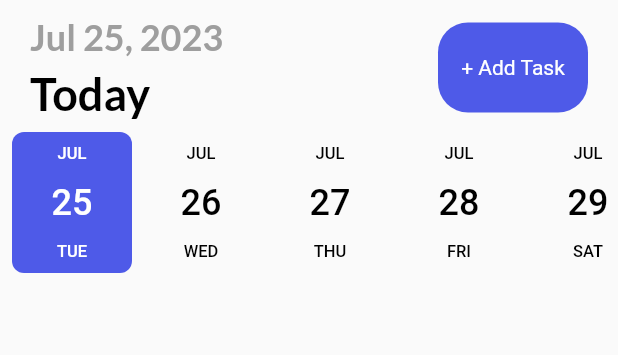
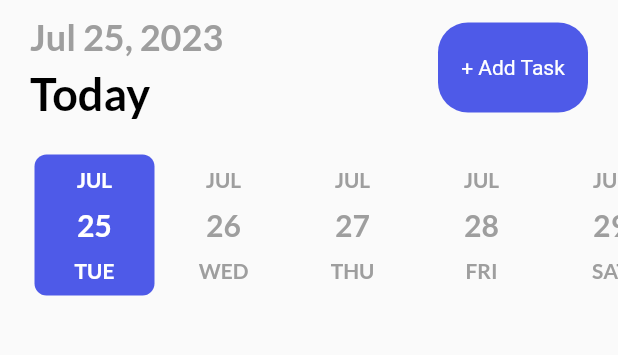
Before and after one commit to i-am-thessa/flutter-tutorial3, a Flutter app: the screen it shows after launch, on a phone screen of 412 x 824 dp, the part 84-439 px from its top. Run offline on Flutter 3.47's test engine with Material 2 defaults, Android fonts, the phone set to English and light mode, and no system bars; our stand-ins replace animated_bottom_navigation_bar, date_picker_timeline, dotted_border, get, get_storage, google_fonts and 2 more.

Commit message:
Completed the initial layout of the Add Task Page and Form Fields

```diff
--- a/todo_app_2/lib/ui/home_page.dart
+++ b/todo_app_2/lib/ui/home_page.dart
@@ -3,7 +3,7 @@ import 'package:flutter/material.dart';
 import 'package:get/get.dart';
 import 'package:intl/intl.dart';
 import 'package:todo_app_2/services/theme_service.dart';
-import 'package:get/get.dart';
+import 'package:todo_app_2/ui/add_task_page.dart';
 import 'package:todo_app_2/ui/theme.dart';
 import 'package:todo_app_2/ui/widgets/button.dart';
 
@@ -15,6 +15,14 @@ class HomePage extends StatefulWidget {
 }
 
 class _HomePageState extends State<HomePage> {
+  DateTime _selectedDate = DateTime.now();
+
+  @override
+  void initState() {
+    // TODO: implement NOTIFICATION
+    super.initState();
+  }
+
   @override
   Widget build(BuildContext context) {
     return Scaffold(
@@ -22,8 +30,15 @@ class _HomePageState extends State<HomePage> {
       body: Column(
         children: [
           _addTaskBar(),
-          Container(
-            padding: const EdgeInsets.all(5),
+          _addDateBar(),
+        ],
+      ),
+    );
+  }
+
+  Container _addDateBar() {
+    return Container(
+      margin: const EdgeInsets.only(top: 20, left: 20),
       child: DatePicker(
         DateTime.now(),
         height: 100,
@@ -31,9 +46,12 @@ class _HomePageState extends State<HomePage> {
         initialSelectedDate: DateTime.now(),
         selectionColor: primaryClr,
         selectedTextColor: Colors.white,
-            ),
-          ),
-        ],
+        dateTextStyle: datePickerDateTextStyle,
+        dayTextStyle: datePickerDayTextStyle,
+        monthTextStyle: datePickerMonthTextStyle,
+        onDateChange: (date) {
+          _selectedDate = date;
+        },
       ),
     );
   }
@@ -55,7 +73,15 @@ class _HomePageState extends State<HomePage> {
               Text("Today", style: headingStyle),
             ],
           ),
-          MyButton(label: "+ Add Task", onTap: () {}),
+          MyButton(
+            label: "+ Add Task",
+            onTap: () {
+
+              Navigator.of(context).push(MaterialPageRoute(
+                builder: (context) => const AddTaskPage(),
+              ));
+            },
+          ),
         ],
       ),
     );
--- a/todo_app_2/lib/ui/theme.dart
+++ b/todo_app_2/lib/ui/theme.dart
@@ -29,6 +29,26 @@ TextStyle get subHeadingStyle {
   );
 }
 
+TextStyle get titleStyle {
+  return GoogleFonts.lato(
+    textStyle: TextStyle(
+      fontSize: 16,
+      fontWeight: FontWeight.w400,
+      color: Get.isDarkMode ? Colors.white : Colors.black,
+    ),
+  );
+}
+
+TextStyle get subTitleStyle {
+  return GoogleFonts.lato(
+    textStyle: TextStyle(
+      fontSize: 14,
+      fontWeight: FontWeight.w400,
+      color: Get.isDarkMode ? Colors.grey[100] : Colors.grey[600],
+    ),
+  );
+}
+
 TextStyle get headingStyle {
   return GoogleFonts.lato(
     textStyle: TextStyle(
@@ -38,3 +58,33 @@ TextStyle get headingStyle {
     ),
   );
 }
+
+TextStyle get datePickerDateTextStyle {
+  return GoogleFonts.lato(
+    textStyle: const TextStyle(
+      fontSize: 20,
+      fontWeight: FontWeight.w600,
+      color: Colors.grey,
+    ),
+  );
+}
+
+TextStyle get datePickerDayTextStyle {
+  return GoogleFonts.lato(
+    textStyle: const TextStyle(
+      fontSize: 14,
+      fontWeight: FontWeight.w600,
+      color: Colors.grey,
+    ),
+  );
+}
+
+TextStyle get datePickerMonthTextStyle {
+  return GoogleFonts.lato(
+    textStyle: const TextStyle(
+      fontSize: 14,
+      fontWeight: FontWeight.w600,
+      color: Colors.grey,
+    ),
+  );
+}
--- a/todo_app_2/lib/ui/widgets/button.dart
+++ b/todo_app_2/lib/ui/widgets/button.dart
@@ -14,6 +14,7 @@ class MyButton extends StatelessWidget {
   @override
   Widget build(BuildContext context) {
     return GestureDetector(
+      onTap: onTap,
       child: Container(
         width: 100,
         height: 60,
```
Also changed, not shown: todo_app_2/lib/services/theme_service.dart (+0 -9 lines), todo_app_2/lib/ui/add_task_page.dart (added, +101 -0 lines), todo_app_2/lib/ui/widgets/input_field.dart (added, +72 -0 lines). Lines whose indentation alone changed are shown as unchanged.
